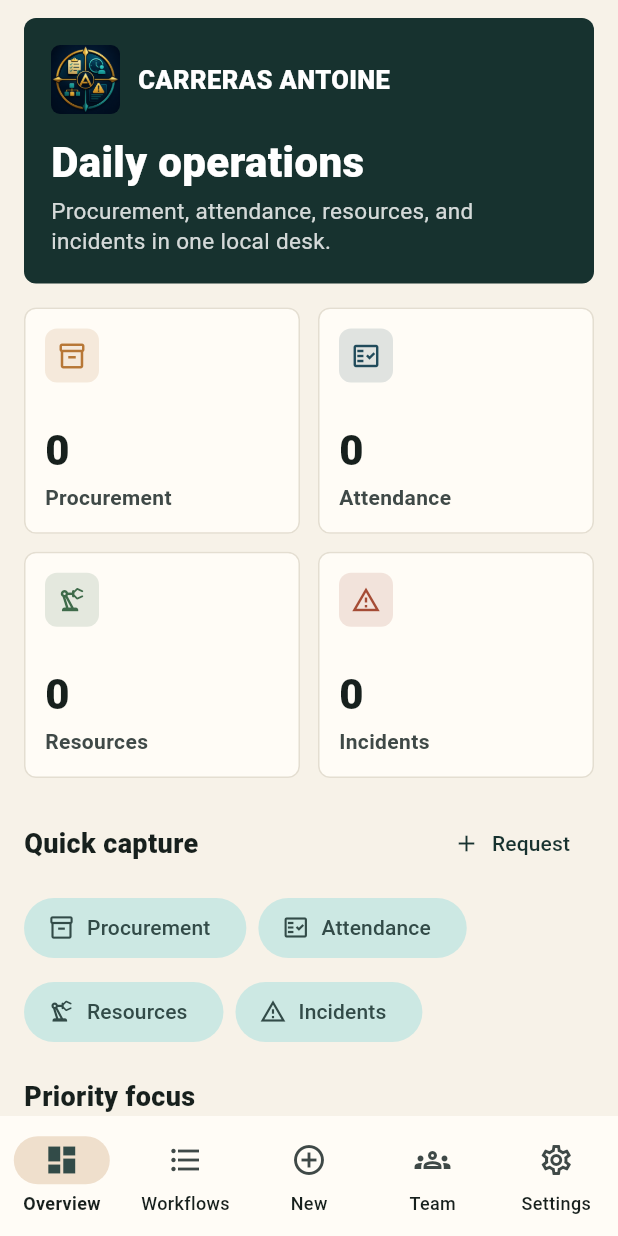
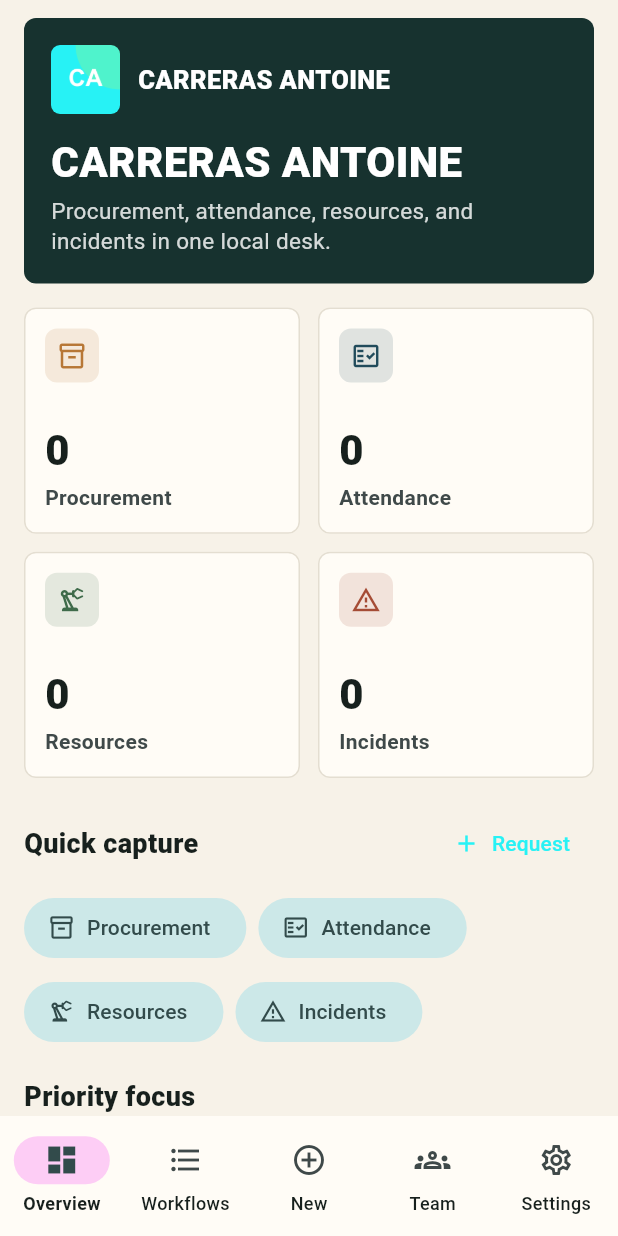
Before and after one commit to EOOrga/68d9d1041299230338d566f8, a Flutter app: the screen it shows after launch, on a phone screen of 412 x 824 dp. Run offline on Flutter 3.47's test engine with Material 3 defaults, Android fonts, the light colour scheme and no system bars; our stand-ins replace shared_preferences.

Commit message:
Create Flutter variant com.ahmzizo.carrerasantoine

```diff
--- a/lib/main.dart
+++ b/lib/main.dart
@@ -16,9 +16,9 @@
 
   @override
   Widget build(BuildContext context) {
-    const primary = Color(0xFF17322F);
-    const secondary = Color(0xFFB77736);
-    const tertiary = Color(0xFF214B5B);
+    const primary = Color(0xFF27F2F5);
+    const secondary = Color(0xFFF527F2);
+    const tertiary = Color(0xFFF2F527);
     const background = Color(0xFFF7F2E8);
 
     final baseScheme =
@@ -504,7 +504,7 @@
       padding: const EdgeInsets.fromLTRB(16, 12, 16, 24),
       children: [
         const BrandHeader(
-          title: 'Daily operations',
+          title: 'CARRERAS ANTOINE',
           subtitle:
               'Procurement, attendance, resources, and incidents in one local desk.',
         ),
--- a/pubspec.yaml
+++ b/pubspec.yaml
@@ -1,4 +1,4 @@
-name: carreras_antoine
+name: carrerasantoine
 description: "Offline operations app for CARRERAS ANTOINE."
 publish_to: 'none'
 version: 1.0.0+1
@@ -27,6 +27,6 @@
   android: true
   ios: false
   image_path: docs/icon.png
-  adaptive_icon_background: "#F7F2E8"
+  adaptive_icon_background: "#F2F527"
   adaptive_icon_foreground: docs/icon.png
   min_sdk_android: 23
```
Also changed, not shown: docs/icon.png, 11 other files.
